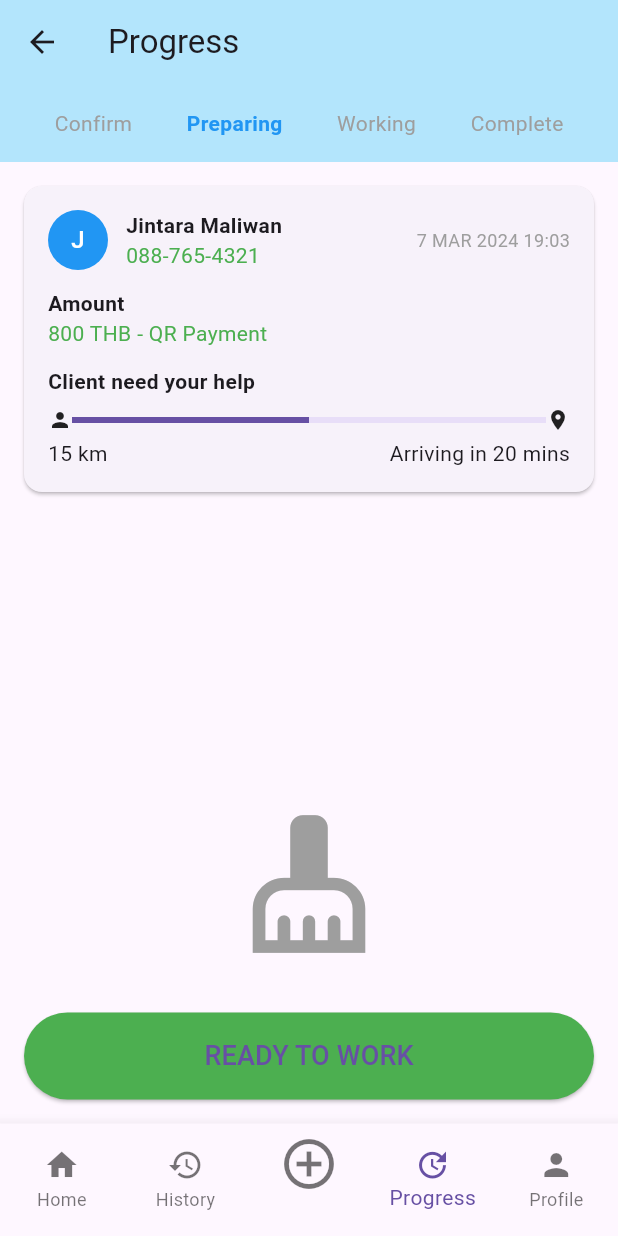
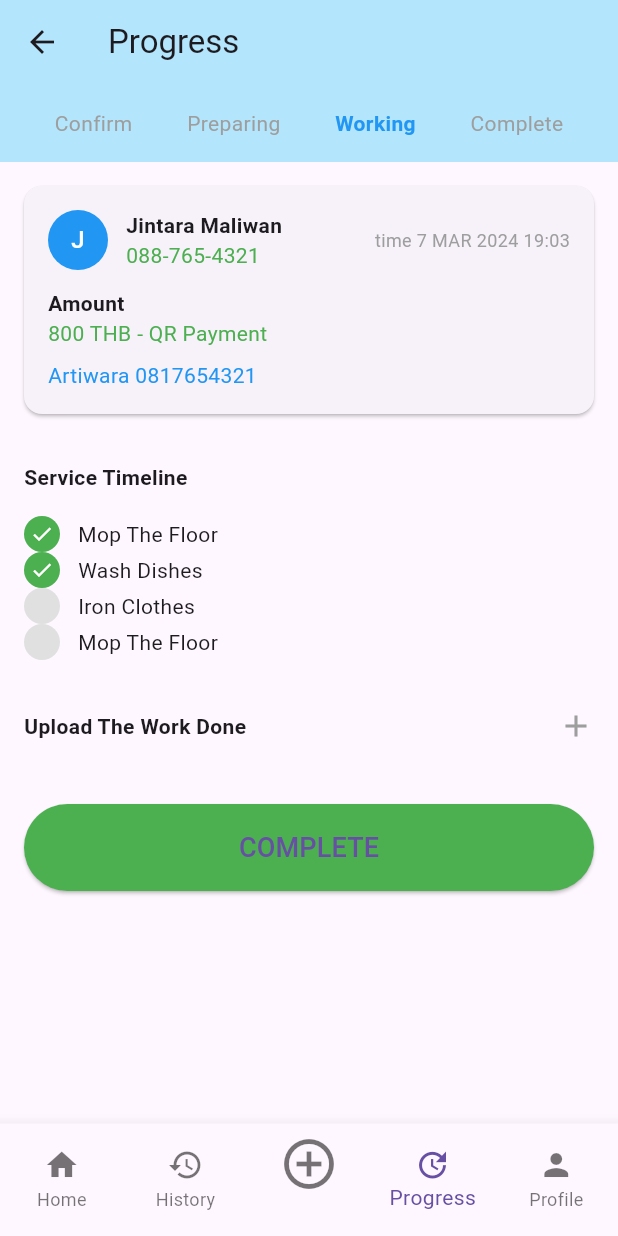
Before and after one commit to Kamila3820/HOCA_frontend, a Flutter app: the WorkerPreparingScreen screen opened directly, on a phone screen of 412 x 824 dp. Run offline on Flutter 3.47's test engine with Material 3 defaults, Android fonts, the phone set to English and light mode, and no system bars; our stand-ins replace flutter_dotenv, font_awesome_flutter, google_fonts, google_maps_flutter, image_picker, location and 1 more.

Commit message:
fix workerprepare.dart

```diff
--- a/hoca_frontend/lib/widget/workerscreen/workerprepare.dart
+++ b/hoca_frontend/lib/widget/workerscreen/workerprepare.dart
@@ -14,16 +14,17 @@ class WorkerPreparingScreen extends StatelessWidget {
           onPressed: () => Navigator.of(context).pop(),
         ),
       ),
-      body: Column(
-        crossAxisAlignment: CrossAxisAlignment.stretch,
-        children: [
-          _buildStepIndicator(),
-          _buildWorkerInfo(),
-          const Spacer(),
-          _buildVacuumIcon(),
-          const SizedBox(height: 20),
-          _buildReadyToWorkButton(),
-        ],
+      body: SingleChildScrollView(
+        child: Column(
+          crossAxisAlignment: CrossAxisAlignment.stretch,
+          children: [
+            _buildStepIndicator(),
+            _buildWorkerInfo(),
+            _buildServiceTimeline(),
+            _buildUploadSection(),
+            _buildCompleteButton(),
+          ],
+        ),
       ),
       bottomNavigationBar: _buildBottomNavigationBar(),
     );
@@ -37,8 +38,8 @@ class WorkerPreparingScreen extends StatelessWidget {
         mainAxisAlignment: MainAxisAlignment.spaceEvenly,
         children: [
           _buildStep('Confirm', isActive: false),
-          _buildStep('Preparing', isActive: true),
-          _buildStep('Working', isActive: false),
+          _buildStep('Preparing', isActive: false),
+          _buildStep('Working', isActive: true),
           _buildStep('Complete', isActive: false),
         ],
       ),
@@ -79,52 +80,80 @@ class WorkerPreparingScreen extends StatelessWidget {
                     ],
                   ),
                 ),
-                Text('7 MAR 2024 19:03', style: TextStyle(color: Colors.grey, fontSize: 12)),
+                Text('time 7 MAR 2024 19:03', style: TextStyle(color: Colors.grey, fontSize: 12)),
               ],
             ),
             const SizedBox(height: 12),
             Text('Amount', style: TextStyle(fontWeight: FontWeight.bold)),
             Text('800 THB - QR Payment', style: TextStyle(color: Colors.green)),
-            const SizedBox(height: 12),
-            Text('Client need your help', style: TextStyle(fontWeight: FontWeight.bold)),
             const SizedBox(height: 8),
-            Row(
-              children: [
-                Icon(Icons.person, size: 16),
-                Expanded(child: LinearProgressIndicator(value: 0.5)),
-                Icon(Icons.location_on, size: 16),
-              ],
-            ),
-            const SizedBox(height: 4),
-            Row(
-              mainAxisAlignment: MainAxisAlignment.spaceBetween,
-              children: [
-                Text('15 km'),
-                Text('Arriving in 20 mins'),
-              ],
-            ),
+            Text('Artiwara 0817654321', style: TextStyle(color: Colors.blue)),
           ],
         ),
       ),
     );
   }
 
-  Widget _buildVacuumIcon() {
-    return Icon(Icons.cleaning_services, size: 100, color: Colors.grey);
+  Widget _buildServiceTimeline() {
+    return Padding(
+      padding: const EdgeInsets.all(16),
+      child: Column(
+        crossAxisAlignment: CrossAxisAlignment.start,
+        children: [
+          Text('Service Timeline', style: TextStyle(fontWeight: FontWeight.bold)),
+          const SizedBox(height: 16),
+          _buildTimelineItem('Mop The Floor', isDone: true),
+          _buildTimelineItem('Wash Dishes', isDone: true),
+          _buildTimelineItem('Iron Clothes', isDone: false),
+          _buildTimelineItem('Mop The Floor', isDone: false),
+        ],
+      ),
+    );
   }
 
-  Widget _buildReadyToWorkButton() {
+  Widget _buildTimelineItem(String task, {required bool isDone}) {
+    return Row(
+      children: [
+        Container(
+          width: 24,
+          height: 24,
+          decoration: BoxDecoration(
+            shape: BoxShape.circle,
+            color: isDone ? Colors.green : Colors.grey[300],
+          ),
+          child: isDone ? Icon(Icons.check, color: Colors.white, size: 16) : null,
+        ),
+        const SizedBox(width: 12),
+        Text(task),
+      ],
+    );
+  }
+
+  Widget _buildUploadSection() {
     return Padding(
       padding: const EdgeInsets.all(16),
+      child: Row(
+        mainAxisAlignment: MainAxisAlignment.spaceBetween,
+        children: [
+          Text('Upload The Work Done', style: TextStyle(fontWeight: FontWeight.bold)),
+          Icon(Icons.add, color: Colors.grey),
+        ],
+      ),
+    );
+  }
+
+  Widget _buildCompleteButton() {
+    return Padding(
+      padding: const EdgeInsets.symmetric(horizontal: 16, vertical: 24),
       child: ElevatedButton(
         onPressed: () {
-          // Handle ready to work action
+          // Handle complete action
         },
         style: ElevatedButton.styleFrom(
           backgroundColor: Colors.green,
           padding: const EdgeInsets.symmetric(vertical: 16),
         ),
-        child: const Text('READY TO WORK', style: TextStyle(fontSize: 18)),
+        child: const Text('COMPLETE', style: TextStyle(fontSize: 18)),
       ),
     );
   }
```
